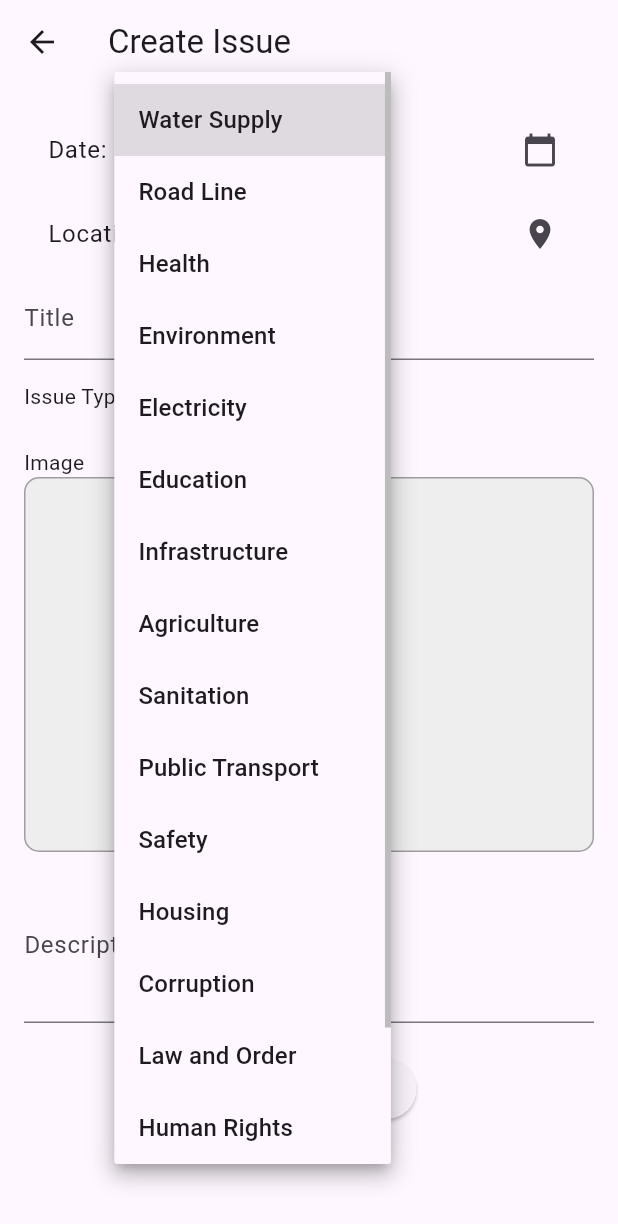
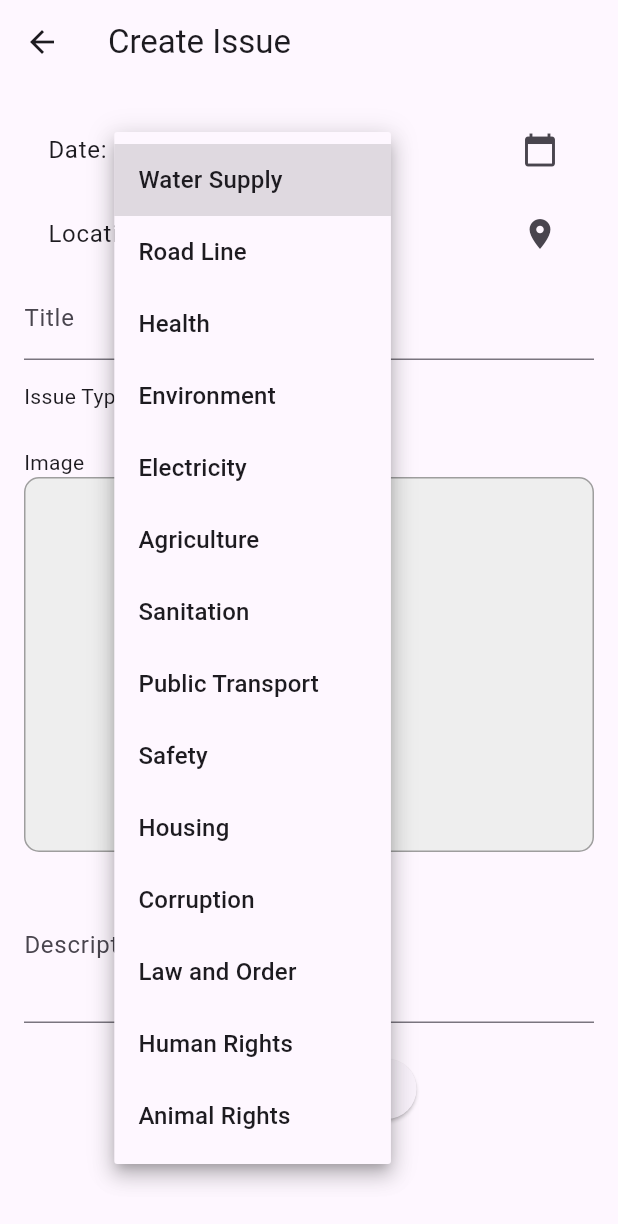
Before and after one commit to DikshitBhatta/Janamat, a Flutter app: the IssueGenerate screen opened directly, after a tap on "Water Supply", on a phone screen of 412 x 824 dp. Shown: the top 1224 px of the screen. Run offline on Flutter 3.47's test engine with Material 3 defaults, Android fonts, the phone set to English and light mode, and no system bars; our stand-ins replace cloud_firestore, firebase_auth, firebase_core, geocoding, geolocator, image_picker and 2 more; missing offline and left inert: google_mlkit_text_recognition; accounts and stored records are empty; project files that could hold a hidden picture were left out.

Commit message:
final commit

```diff
--- a/janamatfront/lib/issuesimg/issueimg.dart
+++ b/janamatfront/lib/issuesimg/issueimg.dart
@@ -22,8 +22,6 @@
   'Health',
   'Environment',
   'Electricity',
-  'Education',
-  'Infrastructure',
   'Agriculture',
   'Sanitation',
   'Public Transport',
@@ -33,5 +31,4 @@
   'Law and Order',
   'Human Rights',
   'Animal Rights',
-  'Others',
 ];
```
Also changed, not shown: janamatfront/assets/issues/animal-rights.png (renamed from janamatfront/assets/issues/animal rights.png).
